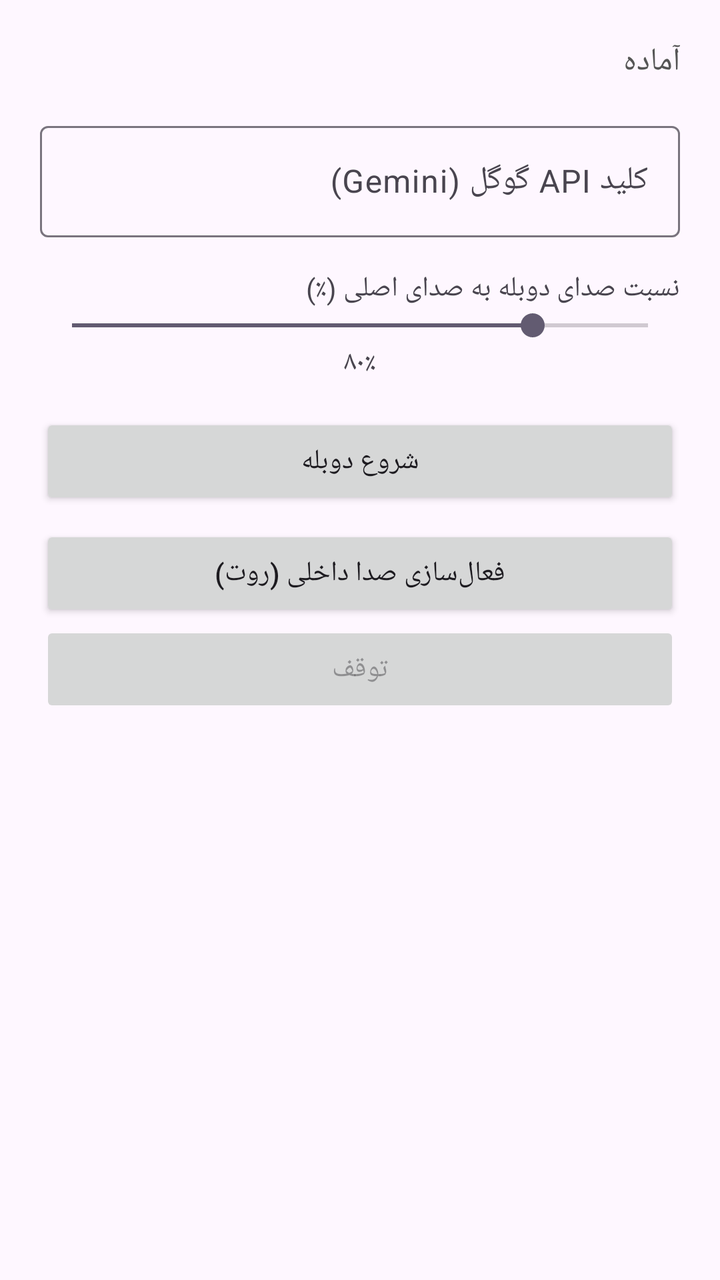
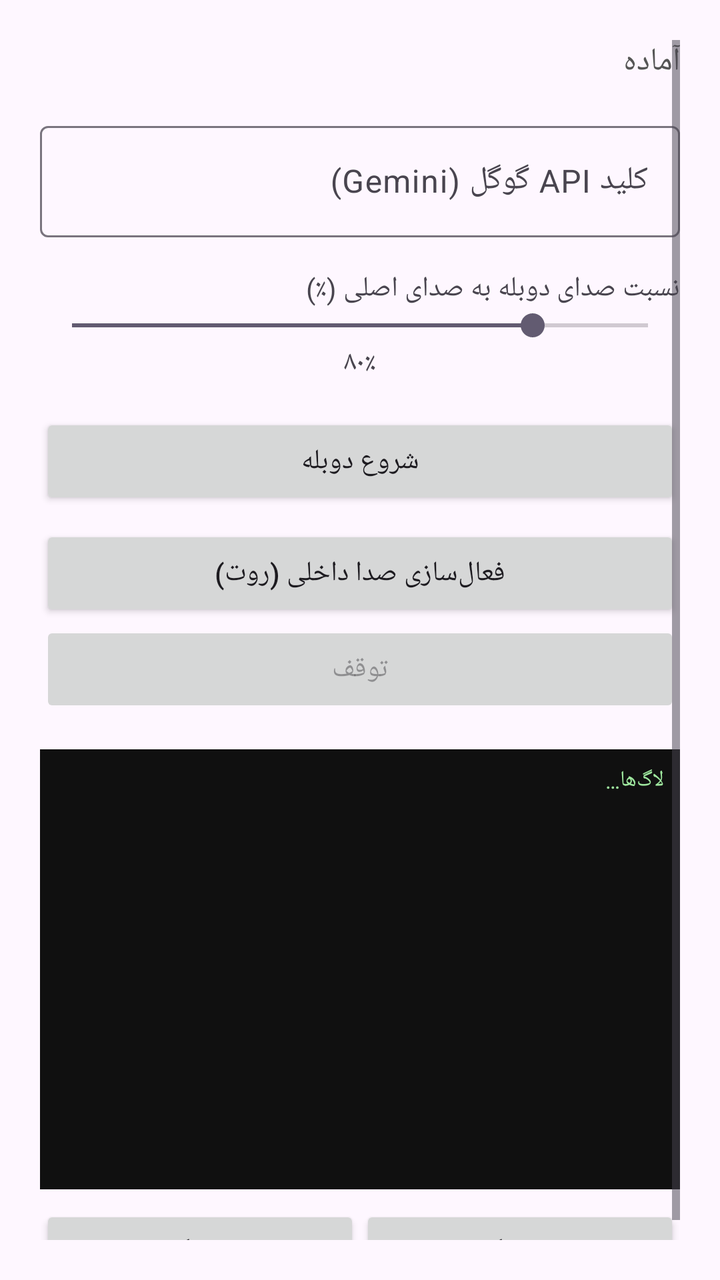

An Android layout rendered at two revisions. The XML below is the earlier revision; the diff shows what the commit changed to produce the second picture.
<!-- AndroidManifest.xml: application theme Theme.LiveDub -->
<!-- res/layout/activity_main.xml -->
<?xml version="1.0" encoding="utf-8"?>
<ScrollView xmlns:android="http://schemas.android.com/apk/res/android"
    android:layout_width="match_parent"
    android:layout_height="match_parent"
    android:padding="20dp"
    android:fillViewport="true">

    <LinearLayout
        android:layout_width="match_parent"
        android:layout_height="wrap_content"
        android:orientation="vertical">

        <TextView
            android:id="@+id/statusText"
            android:layout_width="match_parent"
            android:layout_height="wrap_content"
            android:textSize="16sp"
            android:textColor="#555555"
            android:text="آماده" />

        <com.google.android.material.textfield.TextInputLayout
            android:layout_width="match_parent"
            android:layout_height="wrap_content"
            android:hint="کلید API گوگل (Gemini)"
            android:layout_marginTop="16dp">

            <com.google.android.material.textfield.TextInputEditText
                android:id="@+id/apiKeyInput"
                android:layout_width="match_parent"
                android:layout_height="wrap_content"
                android:inputType="textPassword"
                android:singleLine="true" />
        </com.google.android.material.textfield.TextInputLayout>

        <TextView
            android:layout_width="match_parent"
            android:layout_height="wrap_content"
            android:layout_marginTop="16dp"
            android:text="نسبت صدای دوبله به صدای اصلی (٪)" />

        <SeekBar
            android:id="@+id/dubVolumeBar"
            android:layout_width="match_parent"
            android:layout_height="wrap_content"
            android:max="100"
            android:progress="80" />

        <TextView
            android:id="@+id/volumeLabel"
            android:layout_width="match_parent"
            android:layout_height="wrap_content"
            android:text="۸۰٪"
            android:gravity="center" />

        <Button
            android:id="@+id/startBtn"
            android:layout_width="match_parent"
            android:layout_height="wrap_content"
            android:layout_marginTop="16dp"
            android:text="@string/start" />

        <Button
            android:id="@+id/rootBtn"
            android:layout_width="match_parent"
            android:layout_height="wrap_content"
            android:layout_marginTop="8dp"
            android:text="فعال‌سازی صدا داخلی (روت)" />

        <Button
            android:id="@+id/stopBtn"
            android:layout_width="match_parent"
            android:layout_height="wrap_content"
            android:enabled="false"
            android:text="@string/stop" />
    </LinearLayout>
</ScrollView>
<!-- resources referenced by this layout -->
<resources>
  <string name="start">شروع دوبله</string>
  <string name="stop">توقف</string>
  <style name="Theme.LiveDub" parent="Theme.Material3.DayNight.NoActionBar">
          <item name="colorPrimary">#6750A4</item>
      </style>
</resources>

<!-- the commit's change to res/layout/activity_main.xml (unified diff, before → after) -->
@@ -72,5 +72,39 @@
             android:layout_height="wrap_content"
             android:enabled="false"
             android:text="@string/stop" />
+
+        <TextView
+            android:id="@+id/logText"
+            android:layout_width="match_parent"
+            android:layout_height="220dp"
+            android:layout_marginTop="16dp"
+            android:background="#101010"
+            android:textColor="#9FE89F"
+            android:textSize="11sp"
+            android:padding="8dp"
+            android:scrollbars="vertical"
+            android:textIsSelectable="true"
+            android:text="لاگ‌ها…" />
+
+        <LinearLayout
+            android:layout_width="match_parent"
+            android:layout_height="wrap_content"
+            android:orientation="horizontal"
+            android:layout_marginTop="8dp">
+
+            <Button
+                android:id="@+id/copyLogBtn"
+                android:layout_width="0dp"
+                android:layout_weight="1"
+                android:layout_height="wrap_content"
+                android:text="کپی لاگ‌ها" />
+
+            <Button
+                android:id="@+id/clearLogBtn"
+                android:layout_width="0dp"
+                android:layout_weight="1"
+                android:layout_height="wrap_content"
+                android:text="حذف لاگ‌ها" />
+        </LinearLayout>
     </LinearLayout>
 </ScrollView>
